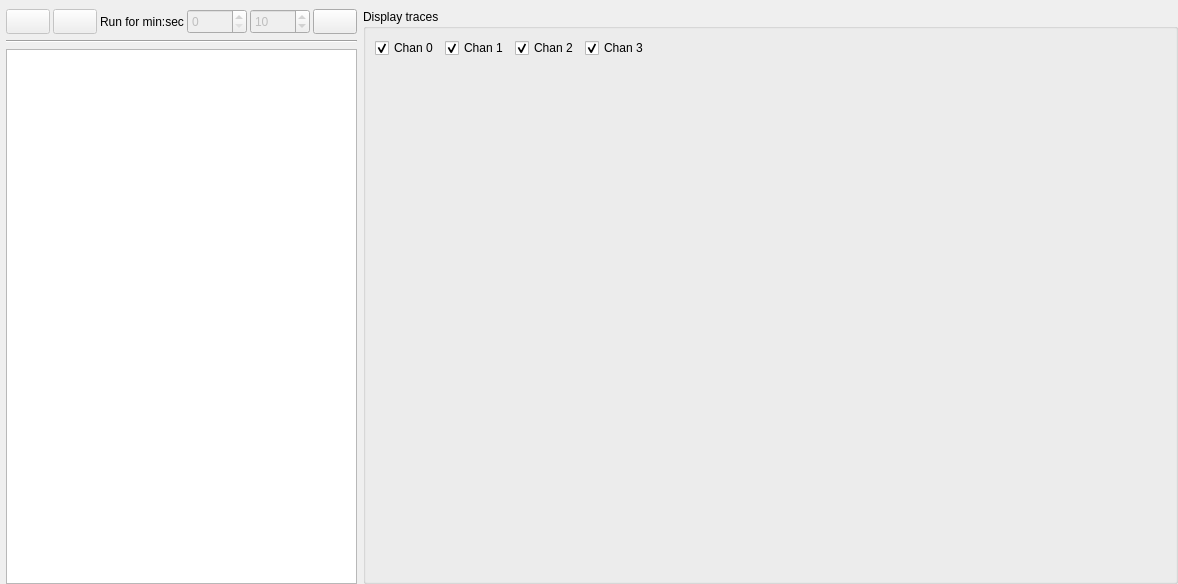
Above: gui/daq/form_list_daq.ui from usnistgov/qpx-gamma before the change. Below: the same form after it.
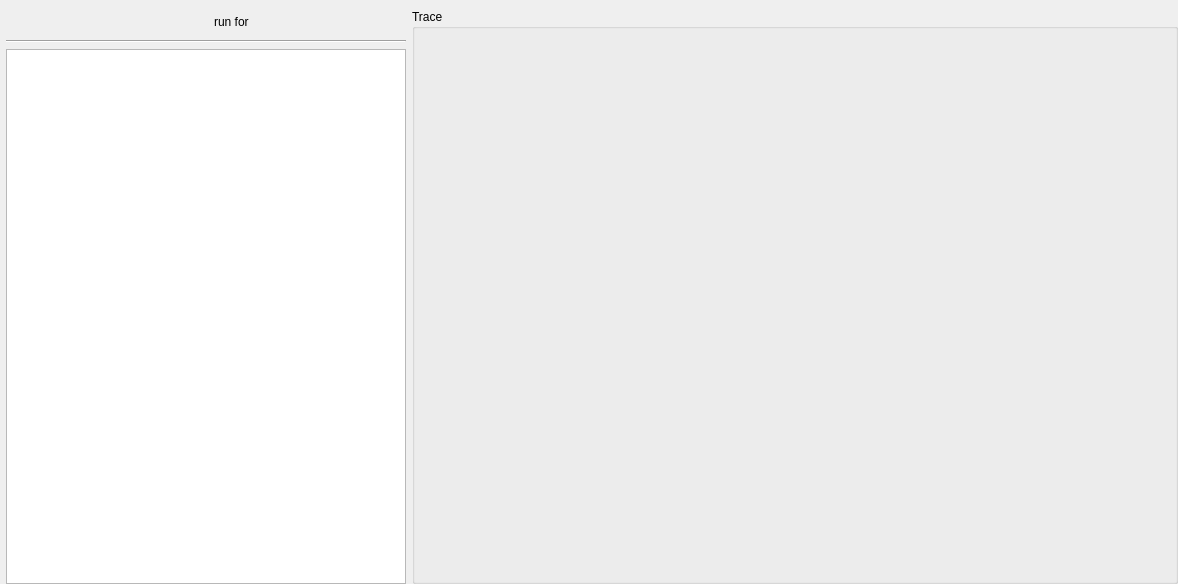
That is the form after the change. Icons and pictures are not drawn. Custom widgets are drawn as their Qt base class.

Commit message: list mode viewer updated, SpectrumTime maintains x values, optimization and gain matching access profile-dependent

What changed in the file:
```diff
--- a/gui/daq/form_list_daq.ui
+++ b/gui/daq/form_list_daq.ui
@@ -69,10 +69,13 @@
          </property>
          <property name="iconSize">
           <size>
-           <width>18</width>
-           <height>18</height>
+           <width>22</width>
+           <height>22</height>
           </size>
          </property>
+         <property name="flat">
+          <bool>true</bool>
+         </property>
         </widget>
        </item>
        <item>
@@ -101,10 +104,13 @@
          </property>
          <property name="iconSize">
           <size>
-           <width>18</width>
-           <height>18</height>
+           <width>22</width>
+           <height>22</height>
           </size>
          </property>
+         <property name="flat">
+          <bool>true</bool>
+         </property>
         </widget>
        </item>
        <item>
@@ -122,115 +128,19 @@
           </size>
          </property>
          <property name="text">
-          <string>Run for min:sec</string>
+          <string>run for </string>
          </property>
-        </widget>
-       </item>
-       <item>
-        <widget class="QSpinBox" name="boxListMins">
-         <property name="enabled">
-          <bool>false</bool>
+         <property name="alignment">
+          <set>Qt::AlignRight|Qt::AlignTrailing|Qt::AlignVCenter</set>
          </property>
-         <property name="sizePolicy">
-          <sizepolicy hsizetype="Fixed" vsizetype="Fixed">
-           <horstretch>0</horstretch>
-           <verstretch>0</verstretch>
-          </sizepolicy>
-         </property>
-         <property name="minimumSize">
-          <size>
-           <width>60</width>
-           <height>25</height>
-          </size>
-         </property>
-         <property name="maximumSize">
-          <size>
-           <width>60</width>
-           <height>25</height>
-          </size>
-         </property>
-         <property name="minimum">
-          <number>0</number>
-         </property>
-         <property name="maximum">
-          <number>999999999</number>
-         </property>
-         <property name="singleStep">
-          <number>5</number>
-         </property>
-         <property name="value">
-          <number>0</number>
-         </property>
         </widget>
        </item>
        <item>
-        <widget class="QSpinBox" name="boxListSecs">
-         <property name="enabled">
-          <bool>false</bool>
-         </property>
-         <property name="sizePolicy">
-          <sizepolicy hsizetype="Fixed" vsizetype="Fixed">
-           <horstretch>0</horstretch>
-           <verstretch>0</verstretch>
-          </sizepolicy>
-         </property>
+        <widget class="TimeDurationWidget" name="timeDuration" native="true">
          <property name="minimumSize">
           <size>
-           <width>60</width>
-           <height>25</height>
-          </size>
-         </property>
-         <property name="maximumSize">
-          <size>
-           <width>40</width>
-           <height>25</height>
-          </size>
-         </property>
-         <property name="minimum">
-          <number>0</number>
-         </property>
-         <property name="maximum">
-          <number>59</number>
-         </property>
-         <property name="singleStep">
-          <number>1</number>
-         </property>
-         <property name="value">
-          <number>10</number>
-         </property>
-        </widget>
-       </item>
-       <item>
-        <widget class="QPushButton" name="pushListFileSort">
-         <property name="enabled">
-          <bool>true</bool>
-         </property>
-         <property name="minimumSize">
-          <size>
-           <width>44</width>
-           <height>25</height>
-          </size>
-         </property>
-         <property name="maximumSize">
-          <size>
-           <width>44</width>
-           <height>25</height>
-          </size>
-         </property>
-         <property name="toolTip">
-          <string>Sort binary list data by timestamp</string>
-         </property>
-         <property name="text">
-          <string/>
-         </property>
-         <property name="icon">
-          <iconset resource="../resources/qpxres.qrc">
-           <normaloff>:/new/icons/oxy/chronometer.png</normaloff>:/new/icons/oxy/chronometer.png</iconset>
-         </property>
-         <property name="iconSize">
-          <size>
-           <width>18</width>
-           <height>18</height>
+           <width>100</width>
+           <height>0</height>
           </size>
          </property>
         </widget>
@@ -252,6 +162,12 @@
          <verstretch>0</verstretch>
         </sizepolicy>
        </property>
+       <property name="minimumSize">
+        <size>
+         <width>400</width>
+         <height>0</height>
+        </size>
+       </property>
        <property name="maximumSize">
         <size>
          <width>600</width>
@@ -271,79 +187,10 @@
       </sizepolicy>
      </property>
      <property name="title">
-      <string>Display traces</string>
+      <string>Trace</string>
      </property>
      <layout class="QGridLayout" name="gridLayout_5">
       <item row="0" column="0">
-       <layout class="QHBoxLayout" name="horizontalLayout_15">
-        <item>
-         <widget class="QCheckBox" name="boxChan0">
-          <property name="enabled">
-           <bool>true</bool>
-          </property>
-          <property name="text">
-           <string>Chan 0</string>
-          </property>
-          <property name="checked">
-           <bool>true</bool>
-          </property>
-         </widget>
-        </item>
-        <item>
-         <widget class="QCheckBox" name="boxChan1">
-          <property name="enabled">
-           <bool>true</bool>
-          </property>
-          <property name="text">
-           <string>Chan 1</string>
-          </property>
-          <property name="checked">
-           <bool>true</bool>
-          </property>
-         </widget>
-        </item>
-        <item>
-         <widget class="QCheckBox" name="boxChan2">
-          <property name="enabled">
-           <bool>true</bool>
-          </property>
-          <property name="text">
-           <string>Chan 2</string>
-          </property>
-          <property name="checked">
-           <bool>true</bool>
-          </property>
-         </widget>
-        </item>
-        <item>
-         <widget class="QCheckBox" name="boxChan3">
-          <property name="enabled">
-           <bool>true</bool>
-          </property>
-          <property name="text">
-           <string>Chan 3</string>
-          </property>
-          <property name="checked">
-           <bool>true</bool>
-          </property>
-         </widget>
-        </item>
-        <item>
-         <spacer name="horizontalSpacer">
-          <property name="orientation">
-           <enum>Qt::Horizontal</enum>
-          </property>
-          <property name="sizeHint" stdset="0">
-           <size>
-            <width>40</width>
-            <height>20</height>
-           </size>
-          </property>
-         </spacer>
-        </item>
-       </layout>
-      </item>
-      <item row="1" column="0">
        <widget class="QCustomPlot" name="tracePlot" native="true">
         <property name="sizePolicy">
          <sizepolicy hsizetype="Expanding" vsizetype="Expanding">
@@ -365,6 +212,12 @@
    <header>qcustomplot.h</header>
    <container>1</container>
   </customwidget>
+  <customwidget>
+   <class>TimeDurationWidget</class>
+   <extends>QWidget</extends>
+   <header>time_duration_widget.h</header>
+   <container>1</container>
+  </customwidget>
  </customwidgets>
  <resources>
   <include location="../resources/qpxres.qrc"/>
```
The commit also changes 15 other files.
